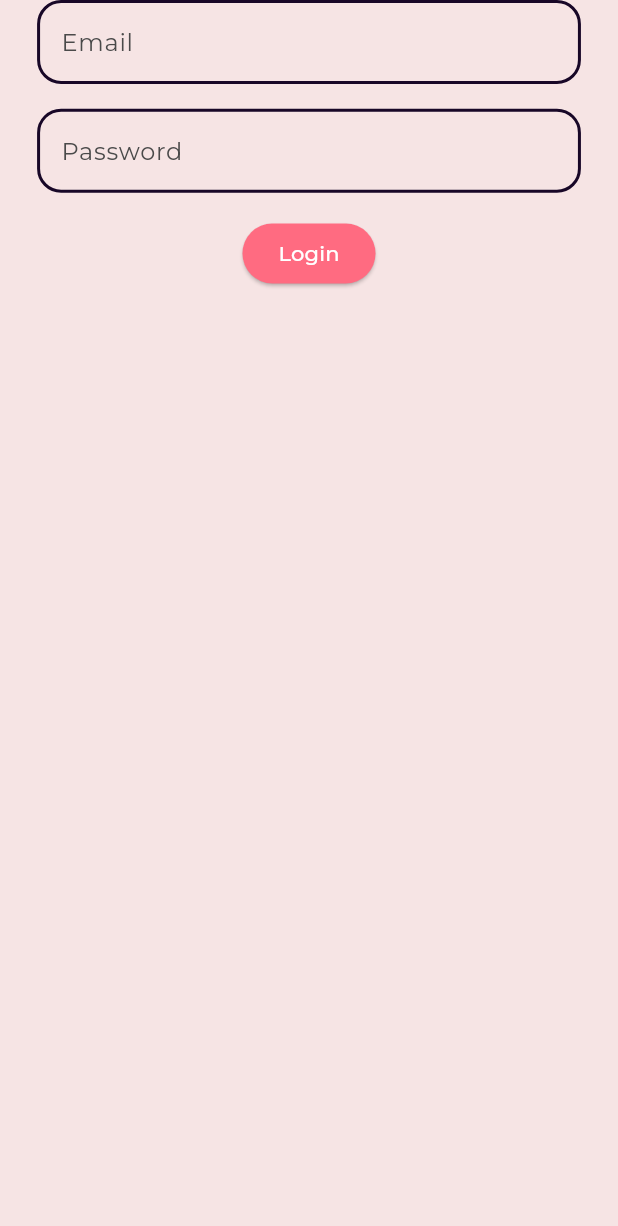
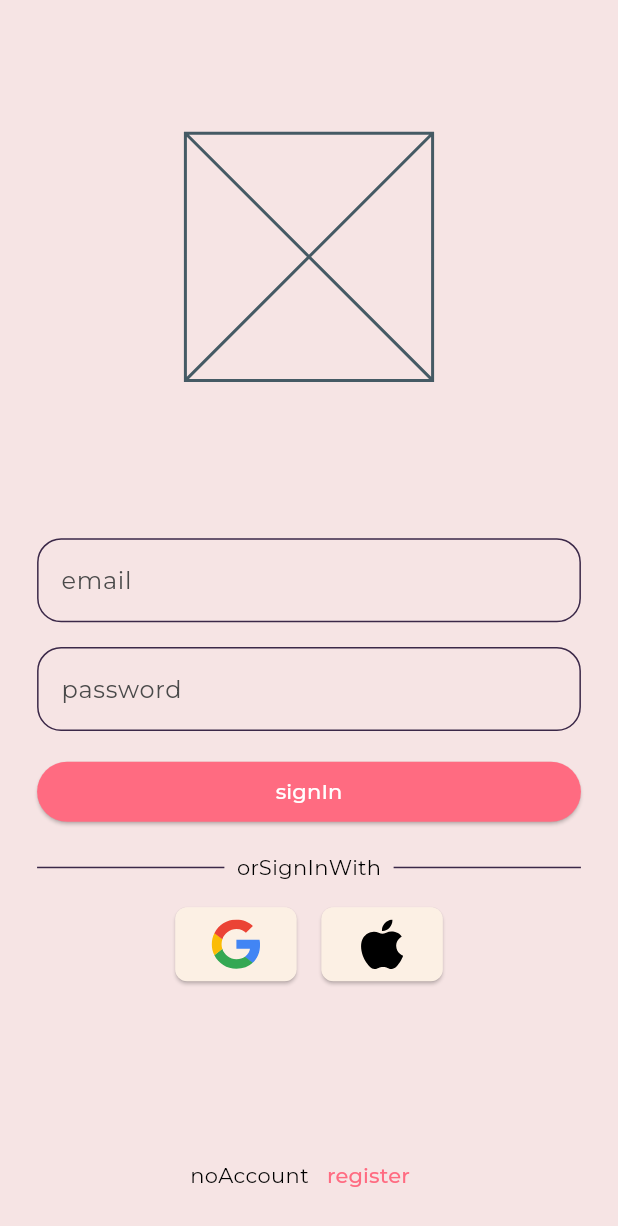
Before and after one commit to PettoORG/petto, a Flutter app: the screen it shows after launch, on a phone screen of 412 x 824 dp. Shown: the top 1226 px of the screen. Run offline on Flutter 3.47's test engine with Material 3 defaults, Android fonts, the phone set to English and light mode, and no system bars; our stand-ins replace cloud_firestore, cloud_functions, dartz, easy_localization, firebase_auth, firebase_core and 12 more; accounts and stored records are empty; generated files the repository leaves out were written again.

Commit message:
auth ui screens finished

```diff
--- a/assets/lang/es.json
+++ b/assets/lang/es.json
@@ -1,4 +1,7 @@
 {
+  "alreadyHaveAccount": "¿Ya tienes una cuenta?",
+  "confirmPassword": "Confirmar contraseña",
+  "email": "Correo electrónico",
   "error": {
     "cancelledByUser": "La operación fue cancelada por el usuario.",
     "emailDoesNotExist": "No encontramos una cuenta con este correo electrónico.",
@@ -39,6 +42,10 @@
     "unexpectedError": "Ha ocurrido un error inesperado. Por favor, inténtalo de nuevo.",
     "userDisabled": "Tu cuenta ha sido desactivada. Contacta al soporte si necesitas ayuda."
   },
+  "noAccount": "¿No tienes una cuenta?",
+  "orRegisterWith": "O regístrate con",
+  "orSignInWith": "O inicia sesión con",
+  "password": "Contraseña",
   "petBreeds": {
     "africanGrey": "Loro Gris Africano",
     "amazonParrot": "Loro Amazónico",
@@ -107,6 +114,7 @@
     "other": "Otro",
     "rabbit": "Conejo"
   },
+  "register": "Regístrate",
   "reminderFrequencyEnum": {
     "biweekly": "Quincenal",
     "daily": "Diario",
@@ -114,5 +122,6 @@
     "none": "No recurrente",
     "weekly": "Semanal",
     "yearly": "Anual"
-  }
+  },
+  "signIn": "Iniciar sesión"
 }
--- a/lib/app/theme/app_theme.dart
+++ b/lib/app/theme/app_theme.dart
@@ -31,6 +31,10 @@ class AppTheme {
         onSurface: AppThemeColor.onSurface,
         onSurfaceVariant: AppThemeColor.onSurfaceVariant,
       ),
+      dividerTheme: DividerThemeData(
+        color: AppThemeColor.tertiaryContainer,
+      ),
+      dividerColor: AppThemeColor.tertiaryContainer,
       elevatedButtonTheme: ElevatedButtonThemeData(
         style: ElevatedButton.styleFrom(
           backgroundColor: AppThemeColor.primary,
@@ -40,10 +44,7 @@ class AppTheme {
       inputDecorationTheme: InputDecorationTheme(
         enabledBorder: OutlineInputBorder(
           borderRadius: BorderRadius.all(AppThemeRadius.large),
-          borderSide: BorderSide(
-            color: AppThemeColor.tertiary,
-            width: 2,
-          ),
+          borderSide: BorderSide(color: AppThemeColor.tertiaryContainer),
         ),
         border: OutlineInputBorder(
           borderRadius: BorderRadius.all(AppThemeRadius.large),
--- a/lib/auth/presentation/screens/auth_screen.dart
+++ /dev/null
@@ -1,42 +0,0 @@
-import 'dart:math';
-
-import 'package:flutter/material.dart';
-import 'package:flutter_form_builder/flutter_form_builder.dart';
-import 'package:petto/app/theme/app_theme_sizes.dart';
-
-class AuthScreen extends StatelessWidget {
-  const AuthScreen({super.key});
-
-  @override
-  Widget build(BuildContext context) {
-    final colors = Theme.of(context).colorScheme;
-    final Size size = MediaQuery.of(context).size;
-
-    return Scaffold(
-      backgroundColor: colors.primaryContainer,
-      body: SafeArea(
-        child: Padding(
-          padding: EdgeInsets.symmetric(horizontal: size.width * AppThemeSpacing.medium),
-          child: Column(
-            spacing: size.width * AppThemeSpacing.small,
-            children: [
-              FormBuilderTextField(
-                name: 'email',
-                decoration: InputDecoration(
-                  labelText: 'Email',
-                ),
-              ),
-              FormBuilderTextField(
-                name: 'pasword',
-                decoration: InputDecoration(
-                  labelText: 'Password',
-                ),
-              ),
-              ElevatedButton(onPressed: () {}, child: Text('Login')),
-            ],
-          ),
-        ),
-      ),
-    );
-  }
-}
--- /dev/null
+++ b/lib/auth/presentation/screens/sign_in_screen.dart
@@ -0,0 +1,129 @@
+import 'package:easy_localization/easy_localization.dart';
+import 'package:flutter/material.dart';
+import 'package:flutter_form_builder/flutter_form_builder.dart';
+import 'package:flutter_svg/flutter_svg.dart';
+import 'package:petto/app/router/app_router.dart';
+import 'package:petto/app/theme/app_theme_sizes.dart';
+
+class SignInScreen extends StatelessWidget {
+  const SignInScreen({super.key});
+
+  @override
+  Widget build(BuildContext context) {
+    final colors = Theme.of(context).colorScheme;
+    final size = MediaQuery.of(context).size;
+    final padding = MediaQuery.of(context).padding;
+    final minHeight = size.height - padding.top - padding.bottom;
+    final placeholderSize = size.height * .2;
+
+    return Scaffold(
+      resizeToAvoidBottomInset: true,
+      backgroundColor: colors.primaryContainer,
+      body: SafeArea(
+        child: SingleChildScrollView(
+          child: ConstrainedBox(
+            constraints: BoxConstraints(minHeight: minHeight),
+            child: IntrinsicHeight(
+              child: Padding(
+                padding: EdgeInsets.symmetric(
+                  horizontal: size.width * AppThemeSpacing.medium,
+                ),
+                child: Column(
+                  crossAxisAlignment: CrossAxisAlignment.stretch,
+                  spacing: size.height * AppThemeSpacing.extraSmall,
+                  children: [
+                    Spacer(),
+                    Center(
+                      child: SizedBox(
+                        width: placeholderSize,
+                        height: placeholderSize,
+                        child: Placeholder(),
+                      ),
+                    ),
+                    Spacer(),
+                    FormBuilderTextField(
+                      name: 'email',
+                      decoration: InputDecoration(labelText: 'email'.tr()),
+                    ),
+                    FormBuilderTextField(
+                      name: 'password',
+                      decoration: InputDecoration(labelText: 'password'.tr()),
+                    ),
+                    ElevatedButton(
+                      onPressed: () {},
+                      child: Text('signIn'.tr()),
+                    ),
+                    Row(
+                      children: [
+                        Expanded(
+                          child: Divider(
+                            endIndent: size.width * AppThemeSpacing.extraSmall,
+                          ),
+                        ),
+                        Text('orSignInWith'.tr()),
+                        Expanded(
+                          child: Divider(
+                            indent: size.width * AppThemeSpacing.extraSmall,
+                          ),
+                        ),
+                      ],
+                    ),
+                    Row(
+                      mainAxisAlignment: MainAxisAlignment.center,
+                      children: [
+                        _SocialButton(asset: 'assets/svgs/google.svg', onPressed: () {}),
+                        SizedBox(width: size.width * AppThemeSpacing.small),
+                        _SocialButton(asset: 'assets/svgs/apple.svg', onPressed: () {}),
+                      ],
+                    ),
+                    const Spacer(),
+                    Row(
+                      mainAxisAlignment: MainAxisAlignment.center,
+                      children: [
+                        Text('noAccount'.tr()),
+                        TextButton(
+                          onPressed: () => const SignUpRoute().go(context),
+                          child: Text('register'.tr()),
+                        ),
+                      ],
+                    ),
+                    SizedBox.shrink()
+                  ],
+                ),
+              ),
+            ),
+          ),
+        ),
+      ),
+    );
+  }
+}
+
+class _SocialButton extends StatelessWidget {
+  final String asset;
+  final VoidCallback onPressed;
+  const _SocialButton({required this.asset, required this.onPressed});
+
+  @override
+  Widget build(BuildContext context) {
+    final colors = Theme.of(context).colorScheme;
+    final size = MediaQuery.of(context).size;
+    return ElevatedButton(
+      onPressed: onPressed,
+      style: ElevatedButton.styleFrom(
+        backgroundColor: colors.surface,
+        foregroundColor: colors.onSurface,
+        shape: RoundedRectangleBorder(
+          borderRadius: BorderRadius.all(AppThemeRadius.small),
+        ),
+      ),
+      child: Padding(
+        padding: EdgeInsets.symmetric(vertical: size.height * AppThemeSpacing.tiny),
+        child: SvgPicture.asset(
+          asset,
+          height: size.height * AppThemeSpacing.small,
+        ),
+      ),
+    );
+  }
+}
--- a/pubspec.yaml
+++ b/pubspec.yaml
@@ -20,6 +20,7 @@ dependencies:
   flutter:
     sdk: flutter
   flutter_form_builder: ^9.7.0
+  flutter_svg: ^2.1.0
   form_builder_validators: ^11.1.2
   freezed_annotation: ^3.0.0
   go_router: ^15.1.1
@@ -52,6 +53,7 @@ flutter:
   assets:
     - assets/
     - assets/lang/
+    - assets/svgs/
 
   fonts:
     # Comfortaa
```
Also changed, not shown: lib/app/router/app_router.dart (+18 -7 lines), lib/auth/presentation/screens/sign_up_screen.dart (added, +129 -0 lines), assets/svgs/apple.svg (added), assets/svgs/google.svg (added), lib/app/router/app_router.g.dart, pubspec.lock.
